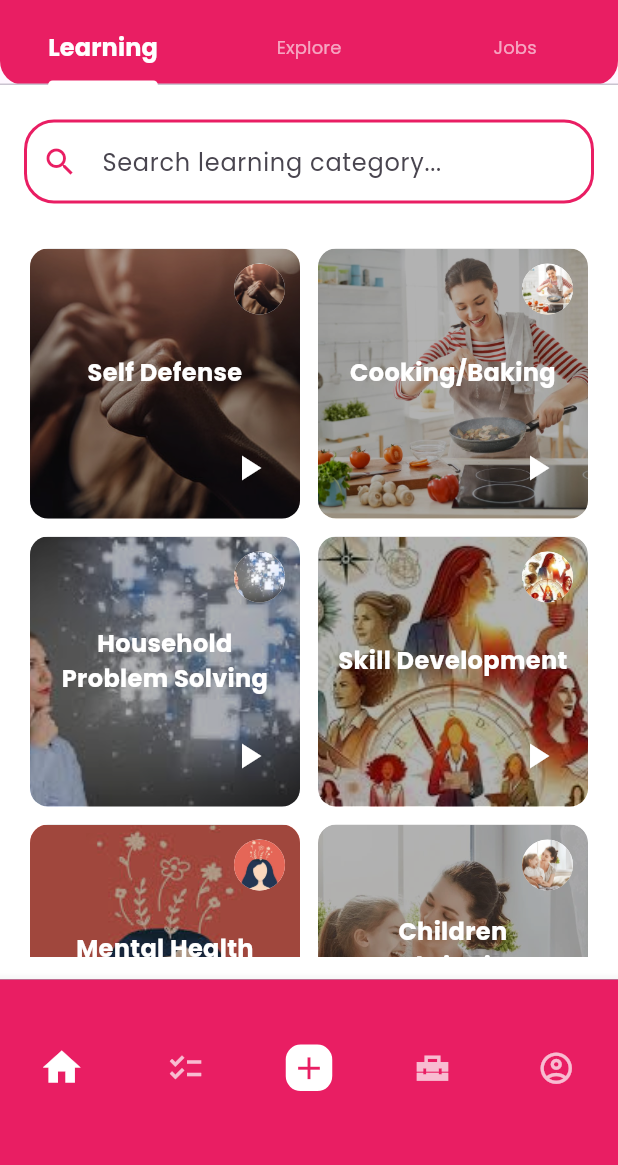
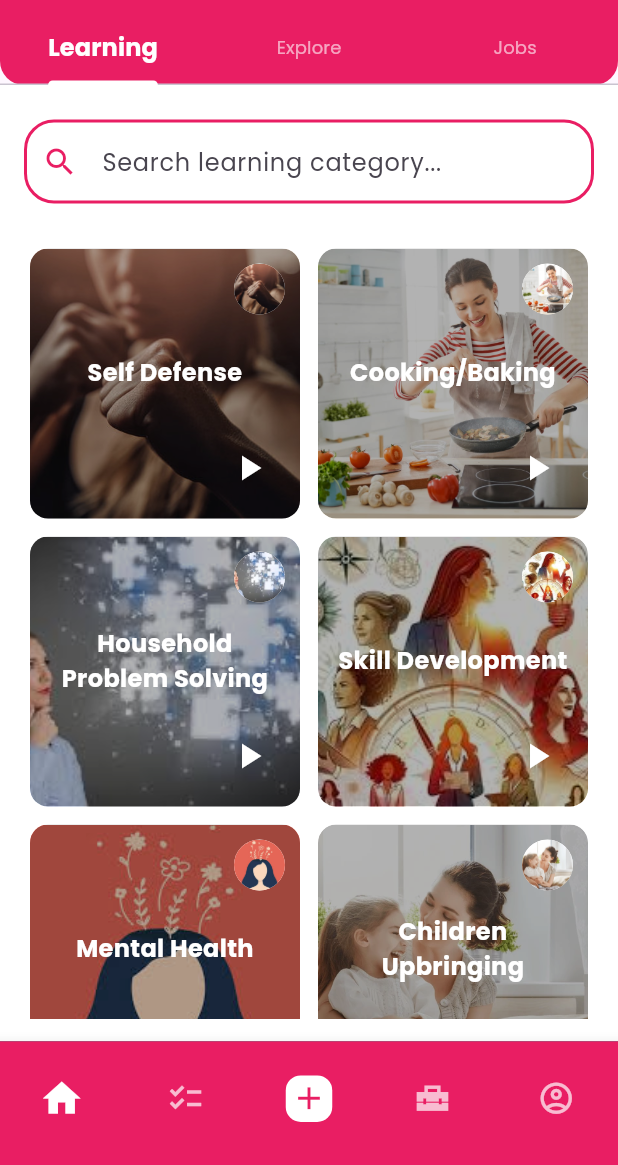
Before and after one commit to faiza2710/HerCompanion, a Flutter app: the BottomNavigationScreen screen opened directly, on a phone screen of 412 x 824 dp, the part 71-1236 px from its top. Run offline on Flutter 3.47's test engine with Material 3 defaults, Android fonts, the phone set to English and light mode, and no system bars; our stand-ins replace another_flutter_splash_screen, audioplayers, cached_network_image, cloud_firestore, confetti, firebase_auth and 16 more; missing offline and left inert: flutter_sound; accounts and stored records are empty.

Commit message:
bottom bar updated

```diff
--- a/lib/bottom_navigation_screen.dart
+++ b/lib/bottom_navigation_screen.dart
@@ -117,7 +117,7 @@ class _BottomNavigationScreenState extends State<BottomNavigationScreen> {
         child: _pages.elementAt(_selectedIndex),
       ),
       bottomNavigationBar: Container(
-        height: MediaQuery.of(context).size.height * 0.15, // Responsive height
+        height: MediaQuery.of(context).size.height * 0.10, // Responsive height
         color: Color.fromRGBO(36, 46, 73, 1),
         child: BottomNavigationBar(
           type: BottomNavigationBarType.fixed,
```
